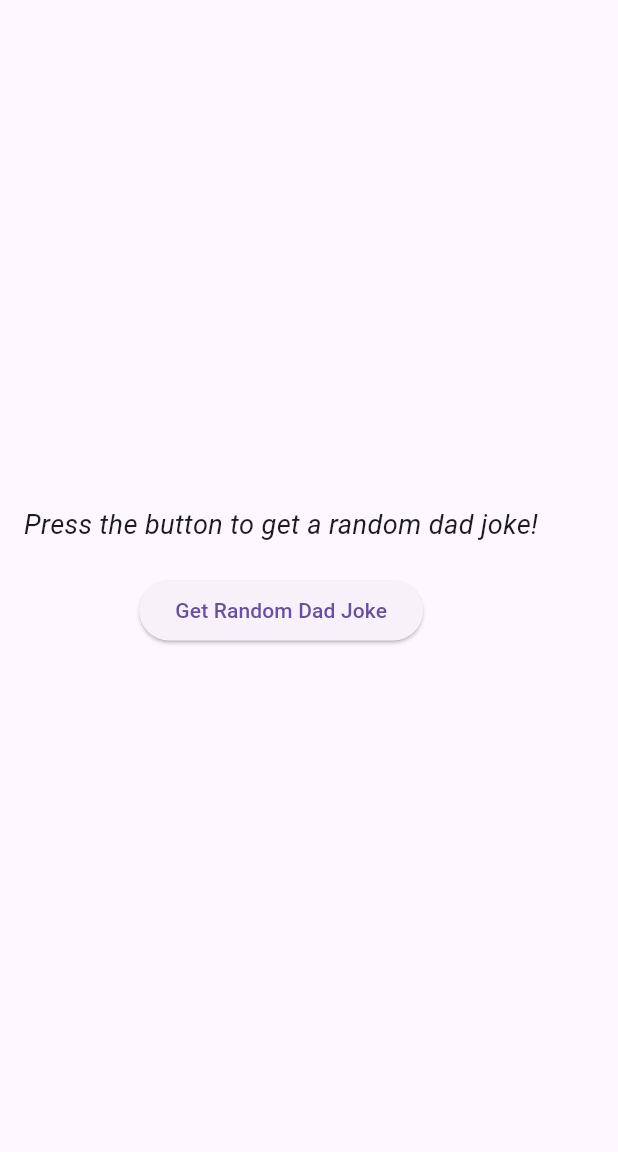
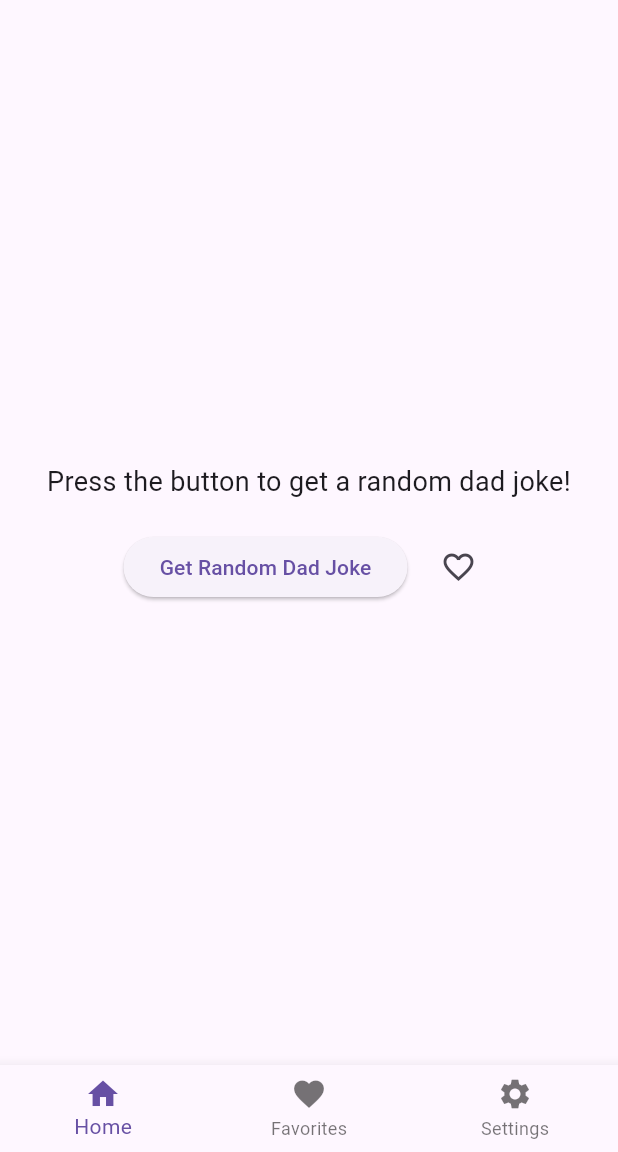
Before and after one commit to allan-nganga/dad_jokes_api, a Flutter app: the screen it shows after launch, on a phone screen of 412 x 824 dp, the part 84-1236 px from its top. Run offline on Flutter 3.47's test engine with Material 3 defaults, Android fonts, the phone set to English and light mode, and no system bars.

Commit message:
Added nav bar and like button

```diff
--- a/lib/main.dart
+++ b/lib/main.dart
@@ -3,24 +3,100 @@ import 'package:http/http.dart' as http;
 import 'dart:convert';
 
 void main() {
-  runApp(DadJokesApp());
+  runApp(const DadJokesApp());
 }
 
 class DadJokesApp extends StatelessWidget {
+  const DadJokesApp({super.key});
+
   @override
   Widget build(BuildContext context) {
     return MaterialApp(
       debugShowCheckedModeBanner: false,
-      title: 'Dad Jokes App',
+      title: 'Dad Jokes App with Bottom Navigation Bar',
       theme: ThemeData(
         primarySwatch: Colors.blue,
       ),
-      home: DadJokesScreen(),
+      home: const MainScreen(),
     );
   }
 }
 
+// Main Screen with Bottom Navigation Bar and Favorites List
+class MainScreen extends StatefulWidget {
+  const MainScreen({super.key});
+
+  @override
+  _MainScreenState createState() => _MainScreenState();
+}
+
+class _MainScreenState extends State<MainScreen> {
+  int _selectedIndex = 0;
+  final List<String> _favorites = []; // List to store favorite jokes
+
+  final List<Widget> _screens = [];
+
+  @override
+  void initState() {
+    super.initState();
+    _screens.addAll([
+      DadJokesScreen(onLike: _addToFavorites),
+      FavoritesScreen(favorites: _favorites),
+      const SettingsScreen(),
+    ]);
+  }
+
+  // Function to add a joke to the favorites list
+  void _addToFavorites(String joke) {
+    setState(() {
+      if (!_favorites.contains(joke)) {
+        _favorites.add(joke);
+      }
+    });
+  }
+
+  void _onItemTapped(int index) {
+    setState(() {
+      _selectedIndex = index;
+    });
+  }
+
+  @override
+  Widget build(BuildContext context) {
+    return Scaffold(
+      appBar: AppBar(
+        title: const Text('Dad Jokes App'),
+        backgroundColor: Colors.blueAccent,
+      ),
+      body: _screens[_selectedIndex], // Display the selected screen
+      bottomNavigationBar: BottomNavigationBar(
+        currentIndex: _selectedIndex,
+        onTap: _onItemTapped,
+        items: const [
+          BottomNavigationBarItem(
+            icon: Icon(Icons.home),
+            label: 'Home',
+          ),
+          BottomNavigationBarItem(
+            icon: Icon(Icons.favorite),
+            label: 'Favorites',
+          ),
+          BottomNavigationBarItem(
+            icon: Icon(Icons.settings),
+            label: 'Settings',
+          ),
+        ],
+      ),
+    );
+  }
+}
+
+// Dad Jokes Screen (with Like Button)
 class DadJokesScreen extends StatefulWidget {
+  final Function(String) onLike;
+
+  const DadJokesScreen({super.key, required this.onLike});
+
   @override
   _DadJokesScreenState createState() => _DadJokesScreenState();
 }
@@ -56,29 +132,71 @@ class _DadJokesScreenState extends State<DadJokesScreen> {
 
   @override
   Widget build(BuildContext context) {
-    return Scaffold(
-      appBar: AppBar(
-        title: Text('Dad Jokes App'),
-        backgroundColor: Colors.blueAccent,
-      ),
-      body: Padding(
+    return Padding(
       padding: const EdgeInsets.all(16.0),
       child: Column(
         mainAxisAlignment: MainAxisAlignment.center,
         children: [
           Text(
             _joke,
-              style: TextStyle(fontSize: 18.0, fontStyle: FontStyle.italic),
+            style: const TextStyle(fontSize: 18.0, fontStyle: FontStyle.normal),
             textAlign: TextAlign.center,
           ),
-            SizedBox(height: 20),
+          const SizedBox(height: 20),
+          Row(
+            mainAxisAlignment: MainAxisAlignment.center,
+            children: [
               ElevatedButton(
                 onPressed: fetchJoke,
-              child: Text('Get Random Dad Joke'),
+                child: const Text('Get Random Dad Joke'),
+              ),
+              const SizedBox(width: 10),
+              IconButton(
+                icon: const Icon(Icons.favorite_border),
+                onPressed: () {
+                  widget.onLike(_joke); // Save the joke to favorites
+                  ScaffoldMessenger.of(context).showSnackBar(
+                    SnackBar(content: Text('Added to favorites!')),
+                  );
+                },
               ),
             ],
           ),
+        ],
       ),
     );
   }
 }
+
+// Favorites Screen (new screen)
+class FavoritesScreen extends StatelessWidget {
+  final List<String> favorites;
+
+  const FavoritesScreen({super.key, required this.favorites});
+
+  @override
+  Widget build(BuildContext context) {
+    return favorites.isEmpty
+        ? const Center(child: Text('No favorites yet!'))
+        : ListView.builder(
+            itemCount: favorites.length,
+            itemBuilder: (context, index) {
+              return ListTile(
+                title: Text(favorites[index]),
+              );
+            },
+          );
+  }
+}
+
+// Settings Screen (new screen)
+class SettingsScreen extends StatelessWidget {
+  const SettingsScreen({super.key});
+
+  @override
+  Widget build(BuildContext context) {
+    return const Center(
+      child: Text('Settings screen content goes here!'),
+    );
+  }
+}
```
Also changed, not shown: 1 other file. Lines whose indentation alone changed are shown as unchanged.
